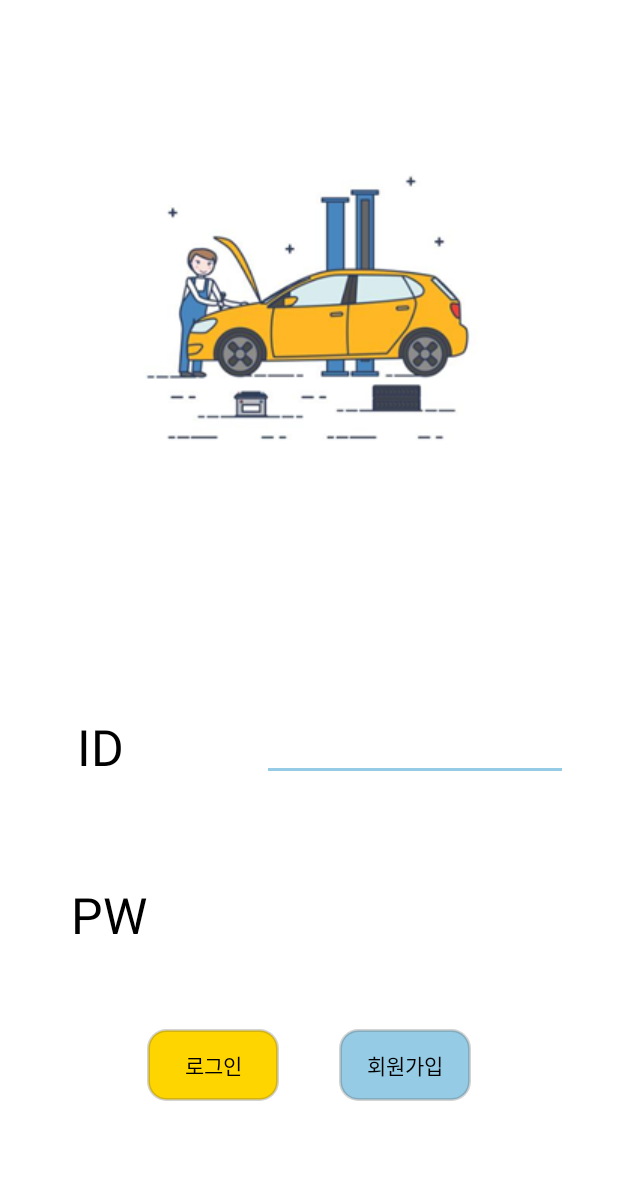
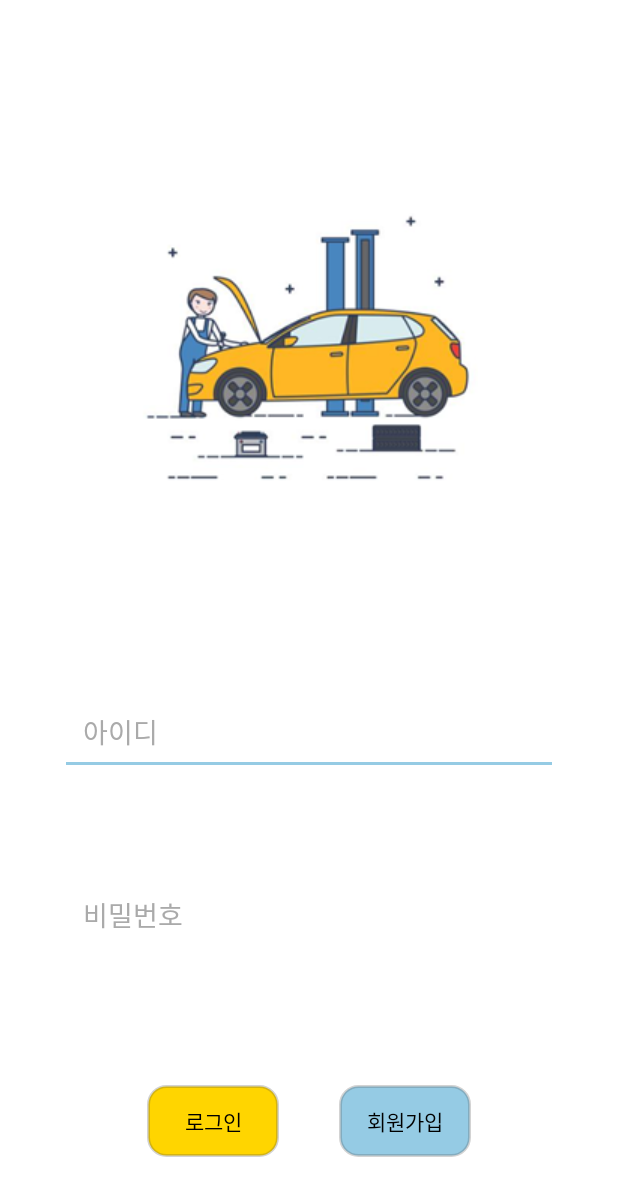
Before and after one commit to Sunaaaa/ChavisBodyShopApplication, an Android app: the LoginActivity screen opened directly, with no data from a screen before it, on a phone screen of 412 x 824 dp. Shown: the top 1196 px of the screen. Run offline under Robolectric (Android 15) with nearby library versions, the phone set to English and light mode, and no system bars.

Commit message:
modify activity_login.xml (textView 제거 후 editText에 hint로 대체) modify LoginActivity (InputMethodManager를 이용해 editText가 아닌 곳을 터치하면 키보드 숨기는 기능 추가)

```diff
--- a/app/src/main/java/com/example/myapplication/LoginActivity.java
+++ b/app/src/main/java/com/example/myapplication/LoginActivity.java
@@ -7,8 +7,10 @@ import android.content.SharedPreferences;
 import android.os.Bundle;
 import android.util.Log;
 import android.view.View;
+import android.view.inputmethod.InputMethodManager;
 import android.widget.Button;
 import android.widget.EditText;
+import android.widget.LinearLayout;
 
 import androidx.appcompat.app.AlertDialog;
 import androidx.appcompat.app.AppCompatActivity;
@@ -40,7 +42,32 @@ public class LoginActivity extends AppCompatActivity {
         userId = (EditText) findViewById(R.id.userId);
         userpw = (EditText) findViewById(R.id.userPw);
 
+        final InputMethodManager imm=(InputMethodManager)getSystemService(INPUT_METHOD_SERVICE);
+        LinearLayout linearLayout = (LinearLayout)findViewById(R.id.layout);
+        linearLayout.setOnClickListener(new View.OnClickListener() {
+            @Override
+            public void onClick(View v) {
+                imm.hideSoftInputFromWindow(userId.getWindowToken(), 0);
+                imm.hideSoftInputFromWindow(userpw.getWindowToken(),0);
+            }
+        });
 
+//        LinearLayout idLayout = (LinearLayout)findViewById(R.id.idLayout);
+//        idLayout.setOnClickListener(new View.OnClickListener() {
+//            @Override
+//            public void onClick(View v) {
+//                imm.hideSoftInputFromWindow(userId.getWindowToken(), 0);
+//            }
+//        });
+//
+//        LinearLayout pwLayout = (LinearLayout)findViewById(R.id.pwLayout);
+//        pwLayout.setOnClickListener(new View.OnClickListener() {
+//            @Override
+//            public void onClick(View v) {
+//                imm.hideSoftInputFromWindow(userpw.getWindowToken(),0);
+//            }
+//        });
+//
         btn.setOnClickListener(new View.OnClickListener() {
             @Override
             public void onClick(View view) {
--- a/app/src/main/res/layout/activity_login.xml
+++ b/app/src/main/res/layout/activity_login.xml
@@ -1,5 +1,6 @@
 <?xml version="1.0" encoding="utf-8"?>
 <LinearLayout
+    android:id="@+id/layout"
     android:orientation="vertical"
     android:layout_height="match_parent"
     android:layout_width="match_parent"
@@ -32,11 +33,14 @@
         android:layout_height="wrap_content">
 
         <LinearLayout
+            android:id="@+id/idLayout"
+            android:layout_weight="1"
             android:layout_width="match_parent"
             android:layout_height="wrap_content"
             android:layout_gravity="center"
             android:gravity="center"
             android:orientation="horizontal">
+<!--
 
             <TextView
                 android:layout_width="wrap_content"
@@ -47,22 +51,32 @@
                 android:textColor="@android:color/black"
                 android:textSize="50px" />
 
+-->
             <EditText
+                android:hint="아이디"
+                android:textColorHint="@android:color/darker_gray"
                 android:id="@+id/userId"
                 android:textColor="@android:color/black"
                 android:layout_width="0dp"
                 android:layout_height="wrap_content"
-                android:layout_margin="50px"
+                android:layout_marginLeft="40dp"
+                android:layout_marginRight="40dp"
+                android:padding="15dp"
+                android:paddingTop="20dp"
+                android:paddingBottom="18dp"
                 android:layout_weight="2" />
 
 
         </LinearLayout>
 
         <LinearLayout
+            android:id="@+id/pwLayout"
+            android:layout_weight="1"
             android:layout_width="match_parent"
             android:layout_height="wrap_content"
             android:gravity="center"
             android:orientation="horizontal">
+<!--
 
             <TextView
                 android:layout_width="wrap_content"
@@ -72,19 +86,27 @@
                 android:textColor="@android:color/black"
                 android:text="PW "
                 android:textSize="50px" />
+-->
 
             <EditText
+                android:hint="비밀번호"
+                android:textColorHint="@android:color/darker_gray"
                 android:id="@+id/userPw"
                 android:layout_width="0dp"
                 android:textColor="@android:color/black"
                 android:layout_height="wrap_content"
-                android:layout_margin="50px"
+                android:layout_marginLeft="40dp"
+                android:layout_marginRight="40dp"
+                android:padding="15dp"
+                android:paddingTop="20dp"
+                android:paddingBottom="18dp"
                 android:layout_weight="2" />
 
 
         </LinearLayout>
 
         <LinearLayout
+            android:layout_weight="1"
             android:layout_width="match_parent"
             android:layout_height="wrap_content"
             android:gravity="center"
```
